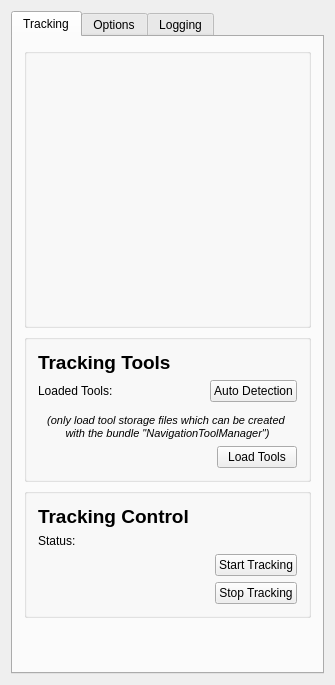
First picture: the form in Modules/Bundles/org.mitk.gui.qt.igttrackingtoolbox/src/internal/QmitkMITKIGTTrackingToolboxViewControls.ui, repository MITK/MITK, before the edit.
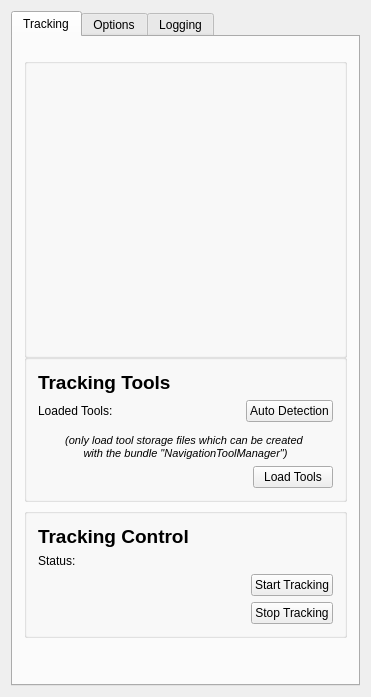
Second picture: the form after the edit. Custom widgets are drawn as their Qt base class.

Commit message: Changed vertical size policy of TrackingDeviceConfigurationWidget

The edit to the form file:
```diff
--- a/Modules/Bundles/org.mitk.gui.qt.igttrackingtoolbox/src/internal/QmitkMITKIGTTrackingToolboxViewControls.ui
+++ b/Modules/Bundles/org.mitk.gui.qt.igttrackingtoolbox/src/internal/QmitkMITKIGTTrackingToolboxViewControls.ui
@@ -6,8 +6,8 @@
    <rect>
     <x>0</x>
     <y>0</y>
-    <width>335</width>
-    <height>685</height>
+    <width>371</width>
+    <height>697</height>
    </rect>
   </property>
   <property name="minimumSize">
@@ -32,10 +32,16 @@
       <layout class="QVBoxLayout" name="verticalLayout_5">
        <item>
         <widget class="QGroupBox" name="groupBox_3">
+         <property name="sizePolicy">
+          <sizepolicy hsizetype="Preferred" vsizetype="Fixed">
+           <horstretch>0</horstretch>
+           <verstretch>0</verstretch>
+          </sizepolicy>
+         </property>
          <property name="minimumSize">
           <size>
            <width>0</width>
-           <height>280</height>
+           <height>300</height>
           </size>
          </property>
          <property name="maximumSize">
```
Left out of the diff: 9 changed lines with no effect on the pictures.
